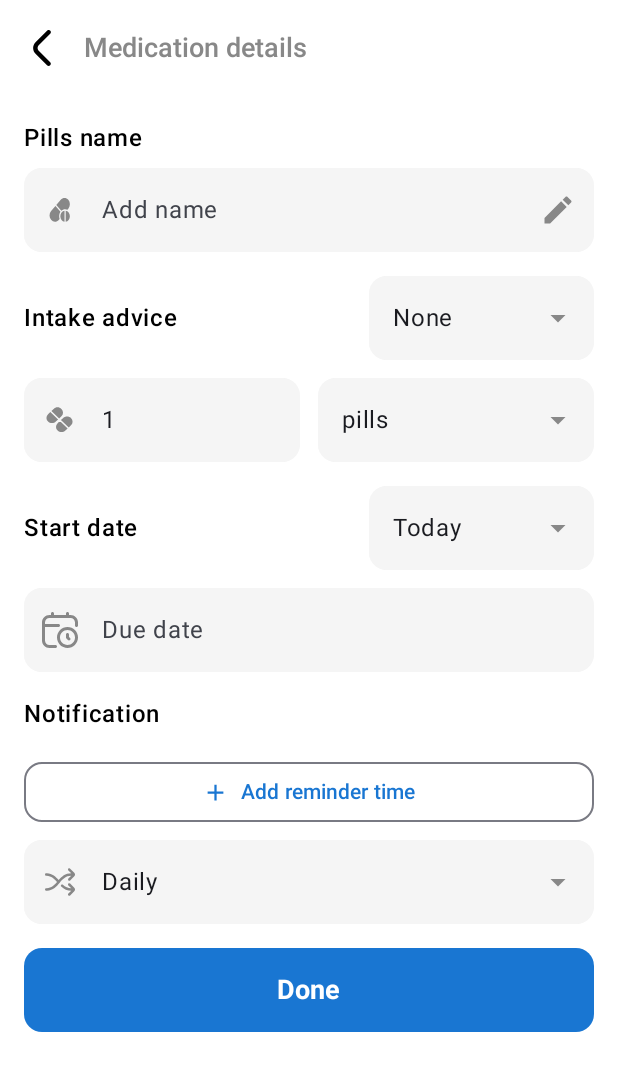
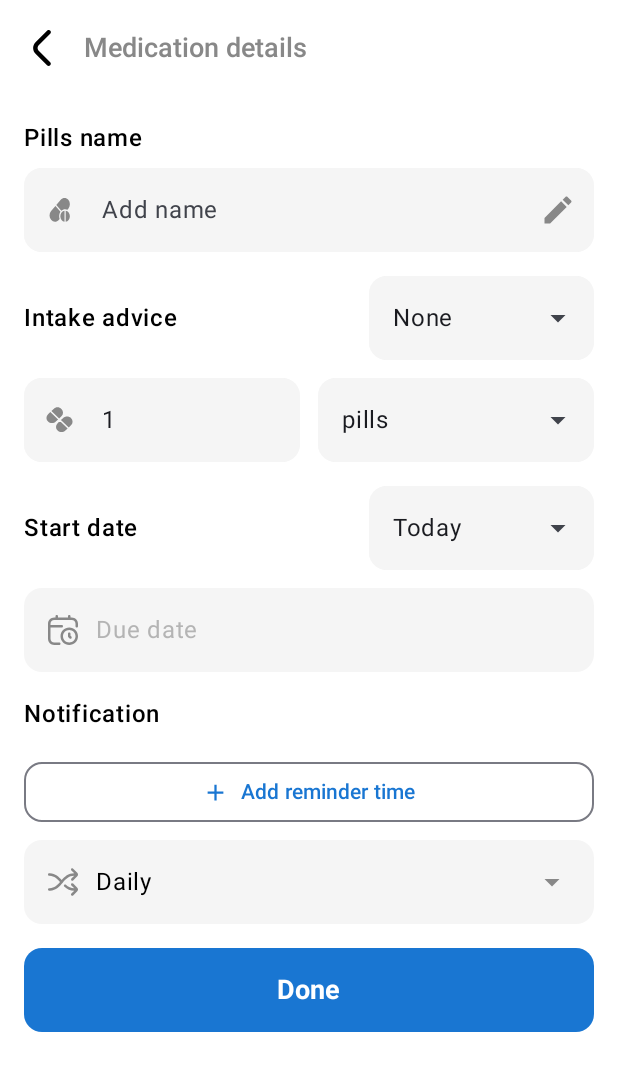
Before and after one commit to hyminh229/Pill-Reminder-App, an Android app built with Jetpack Compose: the AddMedScreen screen opened through its navigation route, on a phone screen of 412 x 824 dp. Shown: the top 1071 px of the screen. Run offline under Robolectric (Android 15) with nearby library versions, the phone set to English and light mode, and no system bars; our stand-ins replace Dagger/Hilt's generated code, Room's generated code; 1 statement that could not run was skipped.

Commit message:
Update addmed

```diff
--- a/app/src/main/java/nhom8/uth/pillreminderapp/ui/screens/add_med/AddMedScreen.kt
+++ b/app/src/main/java/nhom8/uth/pillreminderapp/ui/screens/add_med/AddMedScreen.kt
@@ -21,6 +21,7 @@ import androidx.compose.runtime.*
 import androidx.compose.ui.Alignment
 import androidx.compose.ui.Modifier
 import androidx.compose.ui.graphics.Color
+import androidx.compose.ui.graphics.graphicsLayer
 import androidx.compose.ui.res.painterResource
 import androidx.compose.ui.text.font.FontWeight
 import androidx.compose.ui.unit.dp
@@ -178,24 +179,23 @@ fun AddMedScreen(
                         )
 
                         // Intake advice dropdown
-                        Box {
+                        ExposedDropdownMenuBox(
+                            expanded = intakeAdviceExpanded,
+                            onExpandedChange = { intakeAdviceExpanded = !intakeAdviceExpanded }
+                        ) {
                             OutlinedTextField(
                                 value = intakeAdvice,
                                 onValueChange = {},
                                 readOnly = true,
                                 modifier = Modifier
                                     .width(150.dp)
+                                    .menuAnchor()
                                     .background(
                                         color = Color(0xFFF5F5F5),
                                         shape = RoundedCornerShape(12.dp)
-                                    )
-                                    .clickable { intakeAdviceExpanded = true },
+                                    ),
                                 trailingIcon = {
-                                    Icon(
-                                        imageVector = Icons.Default.ArrowDropDown,
-                                        contentDescription = "Dropdown",
-                                        tint = Color.Gray
-                                    )
+                                    ExposedDropdownMenuDefaults.TrailingIcon(expanded = intakeAdviceExpanded)
                                 },
                                 shape = RoundedCornerShape(12.dp),
                                 colors = OutlinedTextFieldDefaults.colors(
@@ -205,7 +205,7 @@ fun AddMedScreen(
                                     unfocusedContainerColor = Color(0xFFF5F5F5)
                                 )
                             )
-                            DropdownMenu(
+                            ExposedDropdownMenu(
                                 expanded = intakeAdviceExpanded,
                                 onDismissRequest = { intakeAdviceExpanded = false }
                             ) {
@@ -261,24 +261,24 @@ fun AddMedScreen(
                         )
 
                         // Unit dropdown
-                        Box(modifier = Modifier.weight(1f)) {
+                        ExposedDropdownMenuBox(
+                            expanded = unitExpanded,
+                            onExpandedChange = { unitExpanded = !unitExpanded },
+                            modifier = Modifier.weight(1f)
+                        ) {
                             OutlinedTextField(
                                 value = unit,
                                 onValueChange = {},
                                 readOnly = true,
                                 modifier = Modifier
                                     .fillMaxWidth()
+                                    .menuAnchor()
                                     .background(
                                         color = Color(0xFFF5F5F5),
                                         shape = RoundedCornerShape(12.dp)
-                                    )
-                                    .clickable { unitExpanded = true },
+                                    ),
                                 trailingIcon = {
-                                    Icon(
-                                        imageVector = Icons.Default.ArrowDropDown,
-                                        contentDescription = "Dropdown",
-                                        tint = Color.Gray
-                                    )
+                                    ExposedDropdownMenuDefaults.TrailingIcon(expanded = unitExpanded)
                                 },
                                 shape = RoundedCornerShape(12.dp),
                                 colors = OutlinedTextFieldDefaults.colors(
@@ -288,7 +288,7 @@ fun AddMedScreen(
                                     unfocusedContainerColor = Color(0xFFF5F5F5)
                                 )
                             )
-                            DropdownMenu(
+                            ExposedDropdownMenu(
                                 expanded = unitExpanded,
                                 onDismissRequest = { unitExpanded = false }
                             ) {
@@ -311,6 +311,15 @@ fun AddMedScreen(
             item {
                 Column {
                     // Start date
+                    val startDateText = remember(startDate) {
+                        val startCal = Calendar.getInstance().apply { time = startDate }
+                        val todayCal = Calendar.getInstance()
+                        when {
+                            isSameDay(startCal, todayCal) -> "Today"
+                            else -> formatDate(startDate)
+                        }
+                    }
+
                     Row(
                         modifier = Modifier.fillMaxWidth(),
                         horizontalArrangement = Arrangement.SpaceBetween,
@@ -323,33 +332,23 @@ fun AddMedScreen(
                             color = Color.Black
                         )
 
-                        Box {
-                            val startDateText = remember(startDate) {
-                                val startCal = Calendar.getInstance().apply { time = startDate }
-                                val todayCal = Calendar.getInstance()
-                                when {
-                                    isSameDay(startCal, todayCal) -> "Today"
-                                    else -> formatDate(startDate)
-                                }
-                            }
-
+                        ExposedDropdownMenuBox(
+                            expanded = startDateOptionExpanded,
+                            onExpandedChange = { startDateOptionExpanded = !startDateOptionExpanded }
+                        ) {
                             OutlinedTextField(
                                 value = startDateText,
                                 onValueChange = {},
                                 readOnly = true,
                                 modifier = Modifier
                                     .width(150.dp)
+                                    .menuAnchor()
                                     .background(
                                         color = Color(0xFFF5F5F5),
                                         shape = RoundedCornerShape(12.dp)
-                                    )
-                                    .clickable { startDateOptionExpanded = true },
+                                    ),
                                 trailingIcon = {
-                                    Icon(
-                                        imageVector = Icons.Default.ArrowDropDown,
-                                        contentDescription = "Dropdown",
-                                        tint = Color.Gray
-                                    )
+                                    ExposedDropdownMenuDefaults.TrailingIcon(expanded = startDateOptionExpanded)
                                 },
                                 shape = RoundedCornerShape(12.dp),
                                 colors = OutlinedTextFieldDefaults.colors(
@@ -360,7 +359,7 @@ fun AddMedScreen(
                                 )
                             )
 
-                            DropdownMenu(
+                            ExposedDropdownMenu(
                                 expanded = startDateOptionExpanded,
                                 onDismissRequest = { startDateOptionExpanded = false }
                             ) {
@@ -385,33 +384,39 @@ fun AddMedScreen(
                     Spacer(modifier = Modifier.height(12.dp))
 
                     // Due date
-                    OutlinedTextField(
-                        value = endDate?.let { formatDate(it) } ?: "",
-                        onValueChange = {},
-                        readOnly = true,
+                    Box(
                         modifier = Modifier
                             .fillMaxWidth()
                             .background(
                                 color = Color(0xFFF5F5F5),
                                 shape = RoundedCornerShape(12.dp)
                             )
-                            .clickable { showEndDatePicker = true },
-                        placeholder = { Text("Due date") },
-                        leadingIcon = {
+                            .clickable { showEndDatePicker = true }
+                            .padding(horizontal = 16.dp, vertical = 16.dp)
+                    ) {
+                        Row(
+                            modifier = Modifier.fillMaxWidth(),
+                            horizontalArrangement = Arrangement.SpaceBetween,
+                            verticalAlignment = Alignment.CenterVertically
+                        ) {
+                            Row(
+                                verticalAlignment = Alignment.CenterVertically,
+                                horizontalArrangement = Arrangement.spacedBy(12.dp)
+                            ) {
                                 Icon(
                                     painter = painterResource(id = R.drawable.calendar_clock_24),
                                     contentDescription = "Calendar",
-                                tint = Color.Gray
+                                    tint = Color.Gray,
+                                    modifier = Modifier.size(20.dp)
                                 )
-                        },
-                        shape = RoundedCornerShape(12.dp),
-                        colors = OutlinedTextFieldDefaults.colors(
-                            focusedBorderColor = Color.Transparent,
-                            unfocusedBorderColor = Color.Transparent,
-                            focusedContainerColor = Color(0xFFF5F5F5),
-                            unfocusedContainerColor = Color(0xFFF5F5F5)
+                                Text(
+                                    text = endDate?.let { formatDate(it) } ?: "Due date",
+                                    fontSize = 16.sp,
+                                    color = if (endDate != null) Color.Black else Color.Gray.copy(alpha = 0.6f)
                                 )
-                    )
+                            }
+                        }
+                    }
                 }
             }
 
@@ -508,40 +513,44 @@ fun AddMedScreen(
                     Spacer(modifier = Modifier.height(8.dp))
 
                     // Repeat picker button
-                    OutlinedTextField(
-                        value = repeat,
-                        onValueChange = {},
-                        readOnly = true,
+                    Box(
                         modifier = Modifier
                             .fillMaxWidth()
                             .background(
                                 color = Color(0xFFF5F5F5),
                                 shape = RoundedCornerShape(12.dp)
                             )
-                            .clickable { showRepeatPicker = true },
-                        leadingIcon = {
+                            .clickable { showRepeatPicker = true }
+                            .padding(horizontal = 16.dp, vertical = 16.dp)
+                    ) {
+                        Row(
+                            modifier = Modifier.fillMaxWidth(),
+                            horizontalArrangement = Arrangement.SpaceBetween,
+                            verticalAlignment = Alignment.CenterVertically
+                        ) {
+                            Row(
+                                verticalAlignment = Alignment.CenterVertically,
+                                horizontalArrangement = Arrangement.spacedBy(12.dp)
+                            ) {
                                 Icon(
                                     painter = painterResource(id = R.drawable.shuffle_24),
                                     contentDescription = "Repeat",
                                     tint = Color.Gray,
                                     modifier = Modifier.size(20.dp)
                                 )
-                        },
-                        trailingIcon = {
+                                Text(
+                                    text = repeat,
+                                    fontSize = 16.sp,
+                                    color = Color.Black
+                                )
+                            }
                             Icon(
                                 imageVector = Icons.Default.ArrowDropDown,
                                 contentDescription = "Dropdown",
                                 tint = Color.Gray
                             )
-                        },
-                        shape = RoundedCornerShape(12.dp),
-                        colors = OutlinedTextFieldDefaults.colors(
-                            focusedBorderColor = Color.Transparent,
-                            unfocusedBorderColor = Color.Transparent,
-                            focusedContainerColor = Color(0xFFF5F5F5),
-                            unfocusedContainerColor = Color(0xFFF5F5F5)
-                        )
-                    )
+                        }
+                    }
                 }
             }
 
@@ -775,6 +784,7 @@ fun TimePickerDialog(
  * Repeat Picker Dialog - allows user to select repeat frequency and days of week
  * Design based on Material Design 3 specifications
  */
+@OptIn(ExperimentalMaterial3Api::class)
 @Composable
 fun RepeatPickerDialog(
     currentRepeat: String,
@@ -883,10 +893,12 @@ fun RepeatPickerDialog(
                     Spacer(modifier = Modifier.width(16.dp))
 
                     // Unit dropdown
-                    Box {
+                    ExposedDropdownMenuBox(
+                        expanded = unitExpanded,
+                        onExpandedChange = { unitExpanded = !unitExpanded }
+                    ) {
                         Row(
-                            modifier = Modifier
-                                .clickable { unitExpanded = true },
+                            modifier = Modifier.menuAnchor(),
                             verticalAlignment = Alignment.CenterVertically
                         ) {
                             Text(
@@ -902,7 +914,7 @@ fun RepeatPickerDialog(
                                 modifier = Modifier.size(20.dp)
                             )
                         }
-                        DropdownMenu(
+                        ExposedDropdownMenu(
                             expanded = unitExpanded,
                             onDismissRequest = { unitExpanded = false }
                         ) {
--- a/app/src/main/java/nhom8/uth/pillreminderapp/ui/screens/add_med/AddMedViewModel.kt
+++ b/app/src/main/java/nhom8/uth/pillreminderapp/ui/screens/add_med/AddMedViewModel.kt
@@ -107,7 +107,7 @@ class AddMedViewModel @Inject constructor(
      * Update medicine name
      */
     fun updateName(name: String) {
-        _medicineName.value = name.trim()
+        _medicineName.value = name
         _nameError.value = null
     }
 
```
Lines whose indentation alone changed are shown as unchanged.
